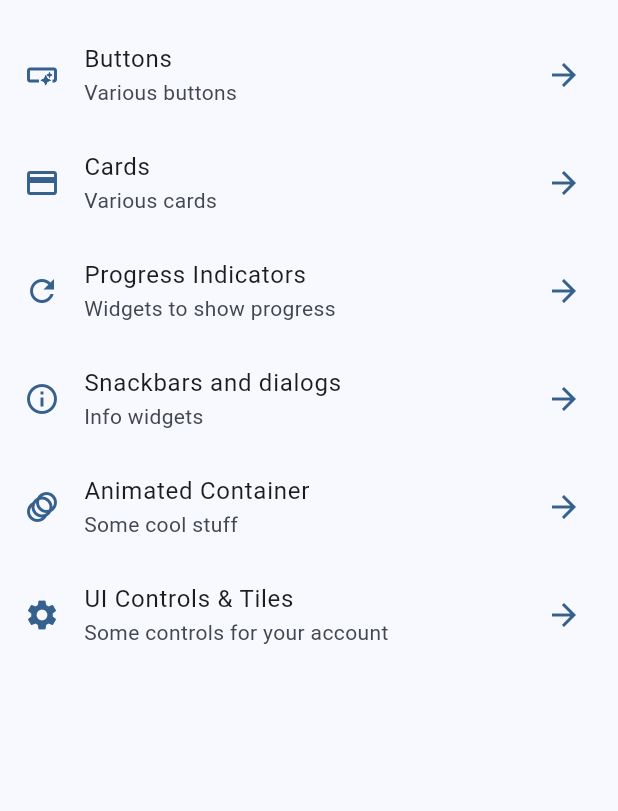
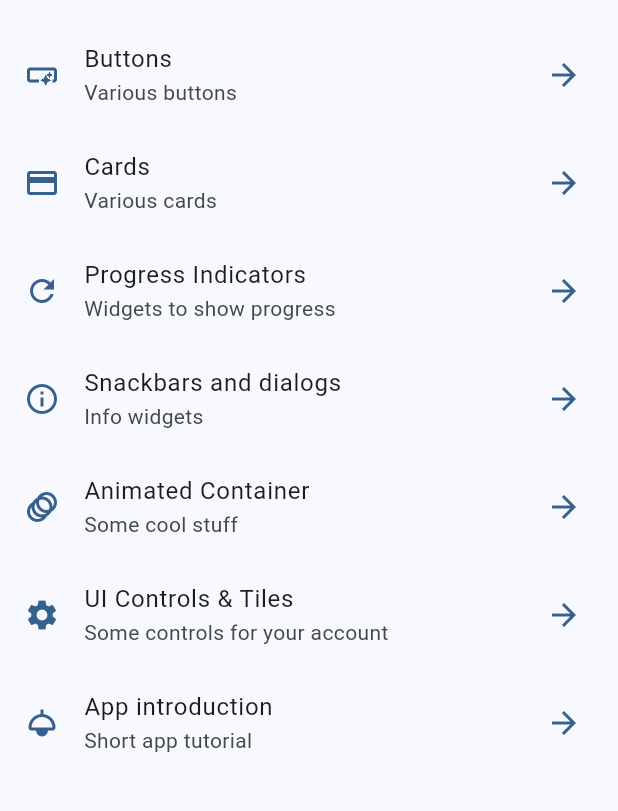
Before and after one commit to ProgramadorIV/Simple-flutter-app, a Flutter app: the screen it shows after launch, on a phone screen of 412 x 824 dp, the part 63-874 px from its top. Run offline on Flutter 3.47's test engine with Material 2 defaults, Android fonts, the phone set to English and light mode, and no system bars; our stand-ins replace go_router.

Commit message:
app tutorial screen added

```diff
--- a/lib/config/menu/menu_item.dart
+++ b/lib/config/menu/menu_item.dart
@@ -51,4 +51,10 @@ const appMenuItems = <MenuItem>[
     link: '/ui-controls',
     icon: Icons.settings,
   ),
+  MenuItem(
+    title: 'App introduction',
+    subTitle: 'Short app tutorial',
+    link: '/tutorial',
+    icon: Icons.light,
+  ),
 ];
--- a/lib/config/routing/app_router.dart
+++ b/lib/config/routing/app_router.dart
@@ -39,5 +39,10 @@ final appRouter = GoRouter(
       name: UIControlScreen.name,
       builder: (context, state) => const UIControlScreen(),
     ),
+    GoRoute(
+      path: '/tutorial',
+      name: AppTutorialScreen.name,
+      builder: (context, state) => const AppTutorialScreen(),
+    ),
   ],
 );
```
Also changed, not shown: lib/presentation/screens/app_tutorial/app_tutorial_screen.dart (+6 -1 lines).
